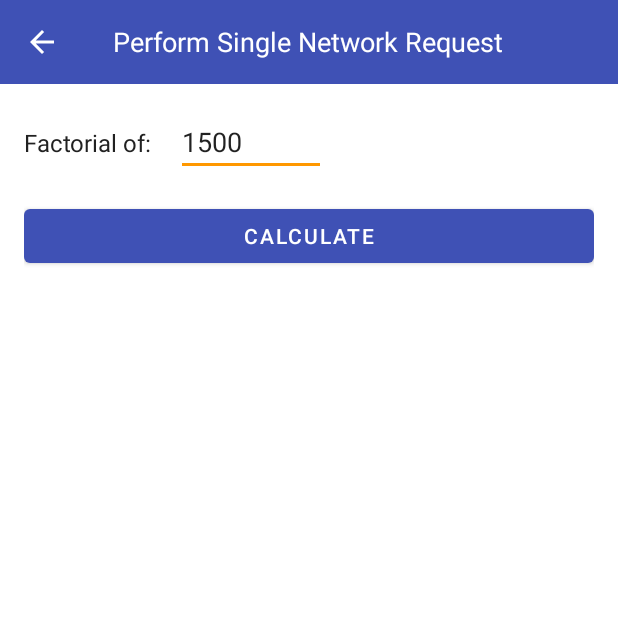
After one commit to ernesto-ca/CoroutinesOnAndroid, an Android app: the CalculationInBackgroundActivity screen opened directly, with no data from a screen before it, on a phone screen of 412 x 824 dp, the top half of it. The commit adds this screen. Run offline under Robolectric (Android 15) with nearby library versions, the phone set to English and light mode, and no system bars.

Commit message:
Add Coroutines Usecase#9 "Calculation in Background"

```diff
--- a/app/src/main/AndroidManifest.xml
+++ b/app/src/main/AndroidManifest.xml
@@ -27,6 +27,7 @@
         <activity android:name=".usecases.coroutines.usecase6.RetryNetworkRequestActivity" />
         <activity android:name=".usecases.coroutines.usecase7.RoomAndCoroutinesActivity" />
         <activity android:name=".usecases.coroutines.usecase8.DebuggingCoroutinesActivity" />
+        <activity android:name=".usecases.coroutines.usecase9.CalculationInBackgroundActivity" />
 
         <activity android:name=".usecases.channels.usecase1.ChannelUseCase1Activity" />
 
--- /dev/null
+++ b/app/src/main/java/com/lukaslechner/coroutineusecasesonandroid/usecases/coroutines/usecase9/CalculationInBackgroundActivity.kt
@@ -0,0 +1,76 @@
+package com.lukaslechner.coroutineusecasesonandroid.usecases.coroutines.usecase9
+
+import android.os.Bundle
+import androidx.activity.viewModels
+import androidx.lifecycle.Observer
+import com.lukaslechner.coroutineusecasesonandroid.R
+import com.lukaslechner.coroutineusecasesonandroid.databinding.ActivityCalculationinbackgroundBinding
+import com.lukaslechner.coroutineusecasesonandroid.usecases.coroutines.usecase9.CalculationInBackgroundViewModel.UiState
+import com.lukaslechner.coroutineusecasesonandroid.utils.hideKeyboard
+import com.lukaslechner.coroutineusecasesonandroid.utils.setGone
+import com.lukaslechner.coroutineusecasesonandroid.utils.setVisible
+import com.lukaslechner.coroutineusecasesonandroid.utils.toast
+import com.lukaslechner.coroutineusecasesonandroid.views.BaseActivity
+
+class CalculationInBackgroundActivity : BaseActivity() {
+
+    override fun getToolbarTitle() = "Perform Single Network Request"
+
+    private val binding by lazy { ActivityCalculationinbackgroundBinding.inflate(layoutInflater) }
+    private val viewModel: CalculationInBackgroundViewModel by viewModels()
+
+    private var calculationStartTime = 0L
+
+    override fun onCreate(savedInstanceState: Bundle?) {
+        super.onCreate(savedInstanceState)
+        setContentView(binding.root)
+        viewModel.uiState().observe(this, Observer { uiState ->
+            if (uiState != null) {
+                render(uiState)
+            }
+        })
+        binding.btnCalculate.setOnClickListener {
+            val factorialOf = binding.editTextFactorialOf.text.toString().toIntOrNull()
+            if (factorialOf != null) {
+                calculationStartTime = System.currentTimeMillis()
+                viewModel.performCalculation(factorialOf)
+            }
+        }
+    }
+
+    private fun render(uiState: UiState) {
+        when (uiState) {
+            is UiState.Loading -> {
+                onLoad()
+            }
+            is UiState.Success -> {
+                onSuccess(uiState)
+            }
+            is UiState.Error -> {
+                onError(uiState)
+            }
+        }
+    }
+
+    private fun onLoad() {
+        binding.progressBar.setVisible()
+        binding.textViewResult.text = ""
+        binding.textViewDuration.text = ""
+        binding.btnCalculate.isEnabled = false
+        binding.textViewResult.hideKeyboard()
+    }
+
+    private fun onSuccess(uiState: UiState.Success) {
+        binding.progressBar.setGone()
+        binding.btnCalculate.isEnabled = true
+        binding.textViewResult.text = uiState.result.toString()
+        val duration = System.currentTimeMillis() - calculationStartTime
+        binding.textViewDuration.text = getString(R.string.duration, duration)
+    }
+
+    private fun onError(uiState: UiState.Error) {
+        binding.progressBar.setGone()
+        binding.btnCalculate.isEnabled = true
+        toast(uiState.message)
+    }
+}
--- a/app/src/main/java/com/lukaslechner/coroutineusecasesonandroid/views/UseCase.kt
+++ b/app/src/main/java/com/lukaslechner/coroutineusecasesonandroid/views/UseCase.kt
@@ -11,6 +11,7 @@ import com.lukaslechner.coroutineusecasesonandroid.usecases.coroutines.usecase5.
 import com.lukaslechner.coroutineusecasesonandroid.usecases.coroutines.usecase6.RetryNetworkRequestActivity
 import com.lukaslechner.coroutineusecasesonandroid.usecases.coroutines.usecase7.RoomAndCoroutinesActivity
 import com.lukaslechner.coroutineusecasesonandroid.usecases.coroutines.usecase8.DebuggingCoroutinesActivity
+import com.lukaslechner.coroutineusecasesonandroid.usecases.coroutines.usecase9.CalculationInBackgroundActivity
 import com.lukaslechner.coroutineusecasesonandroid.usecases.flow.usecase1.FlowUseCase1Activity
 import kotlinx.android.parcel.Parcelize
 
@@ -57,6 +58,10 @@ private val coroutinesUseCases =
             UseCase(
                 "Debugging Coroutines",
                 DebuggingCoroutinesActivity::class.java
+            ),
+            UseCase(
+                "Perform Calculation in the background",
+                CalculationInBackgroundActivity::class.java
             )
         )
     )
--- /dev/null
+++ b/app/src/main/res/layout/activity_calculationinbackground.xml
@@ -0,0 +1,74 @@
+<?xml version="1.0" encoding="utf-8"?>
+<LinearLayout xmlns:android="http://schemas.android.com/apk/res/android"
+    android:layout_width="match_parent"
+    android:layout_height="match_parent"
+    android:orientation="vertical">
+
+    <include layout="@layout/toolbar" />
+
+    <LinearLayout
+        android:layout_width="match_parent"
+        android:layout_height="match_parent"
+        android:orientation="vertical"
+        android:padding="16dp">
+
+        <LinearLayout
+            android:layout_width="match_parent"
+            android:layout_height="wrap_content"
+            android:orientation="horizontal">
+
+            <TextView
+                android:layout_width="wrap_content"
+                android:layout_height="wrap_content"
+                android:layout_marginEnd="16dp"
+                android:text="@string/factorial_of"
+                android:textColor="@color/primary_text"
+                android:textSize="16sp" />
+
+            <EditText
+                android:id="@+id/editTextFactorialOf"
+                android:layout_width="100dp"
+                android:layout_height="wrap_content"
+                android:inputType="numberDecimal"
+                android:text="1500" />
+
+        </LinearLayout>
+
+        <Button
+            android:id="@+id/btnCalculate"
+            android:layout_width="match_parent"
+            android:layout_height="wrap_content"
+            android:layout_marginTop="16dp"
+            android:layout_marginBottom="16dp"
+            android:text="@string/calculate" />
+
+        <ProgressBar
+            android:id="@+id/progressBar"
+            android:layout_width="wrap_content"
+            android:layout_height="wrap_content"
+            android:layout_gravity="center"
+            android:layout_marginBottom="32dp"
+            android:visibility="invisible" />
+
+        <TextView
+            android:id="@+id/textViewDuration"
+            android:layout_width="wrap_content"
+            android:layout_height="wrap_content"
+            android:layout_marginBottom="16dp" />
+
+        <ScrollView
+            android:layout_width="match_parent"
+            android:layout_height="match_parent">
+
+            <TextView
+                android:id="@+id/textViewResult"
+                android:layout_width="match_parent"
+                android:layout_height="wrap_content"
+                android:textColor="@color/primary_text"
+                android:textSize="16sp" />
+
+        </ScrollView>
+
+    </LinearLayout>
+
+</LinearLayout>
--- a/app/src/main/res/values/strings.xml
+++ b/app/src/main/res/values/strings.xml
@@ -11,4 +11,6 @@
     <string name="loading_data_from_database">loading data from database</string>
     <string name="loading_data_from_network">loading data from network</string>
     <string name="load_recent_android_versions_and_do_some_calculations">Load Recent Android Versions and do some calculations</string>
+    <string name="factorial_of">Factorial of:</string>
+    <string name="calculate">Calculate</string>
 </resources>
```
Also changed, not shown: app/src/main/java/com/lukaslechner/coroutineusecasesonandroid/usecases/coroutines/usecase9/CalculationInBackgroundViewModel.kt (added, +47 -0 lines), app/src/main/java/com/lukaslechner/coroutineusecasesonandroid/utils/Extensions.kt (+16 -0 lines).
